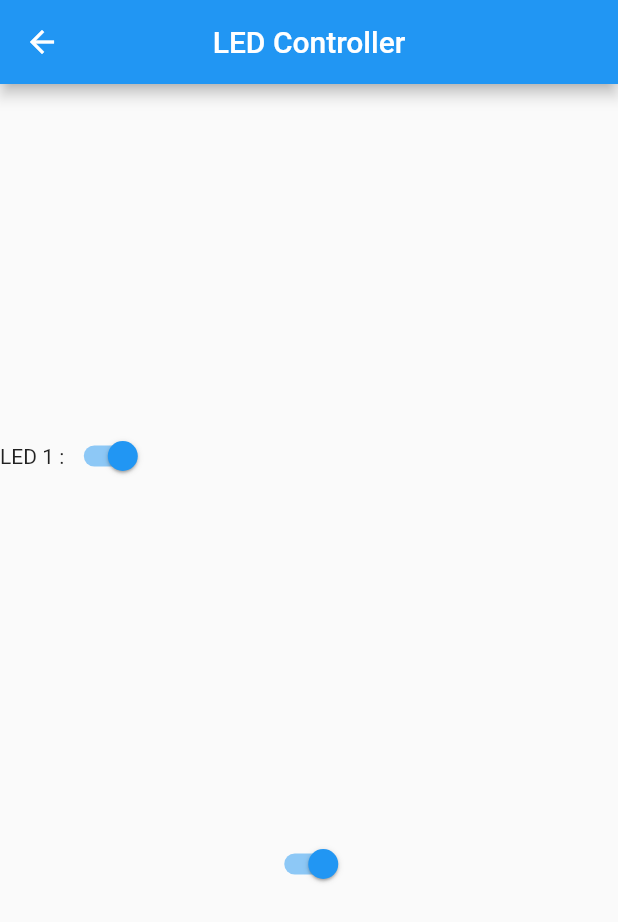
After one commit to Nimish2000/Flutter_Bluetooth, a Flutter app: the arduinoScreen screen opened directly, on a phone screen of 412 x 824 dp. The commit adds this screen. Shown: the top 922 px of the screen. Run offline on Flutter 3.47's test engine with Material 2 defaults, Android fonts, the phone set to English and light mode, and no system bars; our stand-ins replace flutter_bluetooth_serial; statements that could not run were skipped.

Commit message:
Some changes

```diff
--- a/lib/main.dart
+++ b/lib/main.dart
@@ -9,6 +9,7 @@ import 'package:flutter/services.dart';
 import 'package:flutter/material.dart';
 import 'package:flutter_bluetooth_serial/flutter_bluetooth_serial.dart';
 import 'package:demoapp/screens/welcome_screen.dart';
+import 'screens/arduino_screen.dart';
 
 void main() => runApp(MyApp());
 
@@ -299,7 +300,7 @@ class _BluetoothAppState extends State<BluetoothApp> {
                             FlutterBluetoothSerial.instance.openSettings();
                           },
                           child: Text(
-                            "Press Me",
+                            "Setting",
                           ),
                         ),
                       ],
@@ -341,7 +342,7 @@ class _BluetoothAppState extends State<BluetoothApp> {
       show('No device selected');
     } else {
       Navigator.of(context).push(MaterialPageRoute(
-          builder: (context) => welcomeScreen(
+          builder: (context) => arduinoScreen(
                 device: _device,
               )));
       // if (!isConnected) {
--- /dev/null
+++ b/lib/screens/arduino_screen.dart
@@ -0,0 +1,97 @@
+import 'package:flutter/material.dart';
+import 'package:flutter_bluetooth_serial/flutter_bluetooth_serial.dart';
+
+class arduinoScreen extends StatefulWidget {
+  final BluetoothDevice? device;
+  arduinoScreen({this.device});
+
+  @override
+  State<arduinoScreen> createState() => _arduinoScreenState();
+}
+
+class _arduinoScreenState extends State<arduinoScreen> {
+  bool isConnecting = true;
+  final GlobalKey<ScaffoldState> _scaffoldKey = new GlobalKey<ScaffoldState>();
+  BluetoothConnection? connection;
+  bool get isConnected => connection != null && connection!.isConnected;
+
+  @override
+  void initState() {
+    // TODO: implement initState
+    super.initState();
+    BluetoothConnection.toAddress(widget.device!.address).then((_connection) {
+      print('Connected to the device');
+      show("Connected to " + widget.device!.name.toString());
+      connection = _connection;
+      setState(() {
+        isConnecting = false;
+      });
+      connection!.input!.listen(null).onDone(() {
+        if (this.mounted) {
+          setState(() {});
+        }
+      });
+    }).catchError((error) {
+      setState(() {
+        isConnecting = false;
+      });
+      print('Cannot connect, exception occured');
+    });
+  }
+
+  Future show(
+    String message, {
+    Duration duration: const Duration(seconds: 3),
+  }) async {
+    await new Future.delayed(new Duration(milliseconds: 100));
+    _scaffoldKey.currentState!.showSnackBar(
+      new SnackBar(
+        content: new Text(
+          message,
+        ),
+        duration: duration,
+      ),
+    );
+  }
+
+  Widget ledButtons({required String? name, required bool status}) {
+    return Row(
+      children: [
+        Text(
+          name.toString(),
+        ),
+        Switch(
+          value: status,
+          onChanged: (val) {
+            print(val);
+          },
+        ),
+      ],
+    );
+  }
+
+  @override
+  Widget build(BuildContext context) {
+    return Scaffold(
+      key: _scaffoldKey,
+      appBar: AppBar(
+        title: Text(
+          "LED Controller",
+        ),
+        centerTitle: true,
+      ),
+      body: SafeArea(
+          child: Column(
+        mainAxisAlignment: MainAxisAlignment.spaceEvenly,
+        children: [
+          ledButtons(name: "LED 1 :", status: true),
+          Switch(value: isConnecting, onChanged: (_){
+            setState(() {
+              isConnecting=!isConnecting;
+            });
+          })
+        ],
+      )),
+    );
+  }
+}
--- a/lib/screens/welcome_screen.dart
+++ b/lib/screens/welcome_screen.dart
@@ -318,8 +318,8 @@ class _welcomeScreenState extends State<welcomeScreen> {
           if (isUp) {
             _sendMessageToBluetooth("@1234#0001%");
             _sendMessageToBluetooth("@1234#0010%");
-            _sendMessageToBluetooth("@1234#0100%");
-            _sendMessageToBluetooth("@1234#1000%");
+            // _sendMessageToBluetooth("@1234#0100%");
+            // _sendMessageToBluetooth("@1234#1000%");
           } else {
             _sendMessageToBluetooth("@1234#0000%");
             _sendMessageToBluetooth("@1234#0000%");
```
